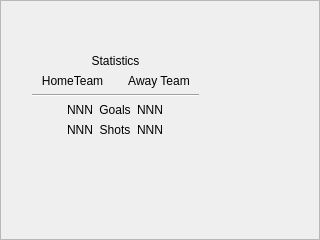
rochford/cutefootball, file halfstatisticsframe.ui: the form before one commit.
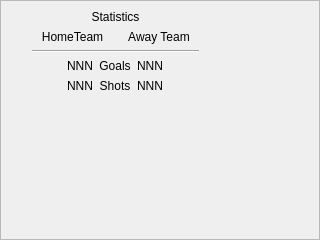
The form after the commit.

What changed in the file:
```diff
--- a/halfstatisticsframe.ui
+++ b/halfstatisticsframe.ui
@@ -210,10 +210,13 @@
       <property name="orientation">
        <enum>Qt::Vertical</enum>
       </property>
+      <property name="sizeType">
+       <enum>QSizePolicy::Fixed</enum>
+      </property>
       <property name="sizeHint" stdset="0">
        <size>
         <width>20</width>
-        <height>40</height>
+        <height>10</height>
        </size>
       </property>
      </spacer>
```
